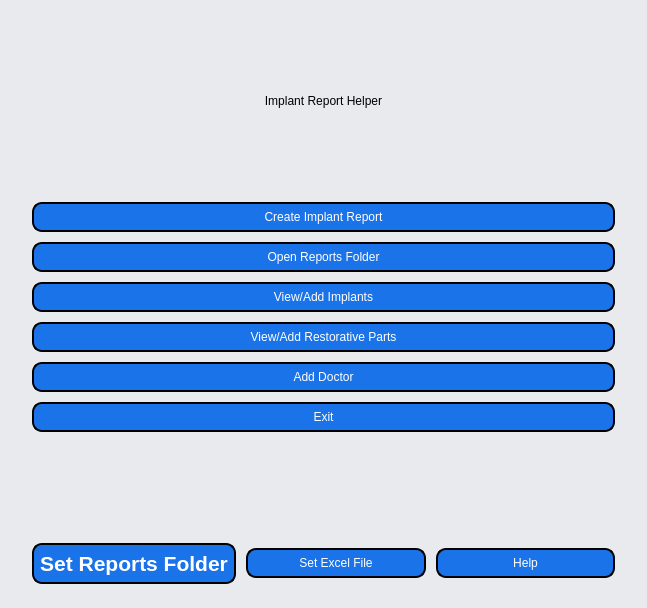
The window that application/ui/home.ui (MichaelUtt/ImplantProject) describes before a commit, drawn with Qt 5.
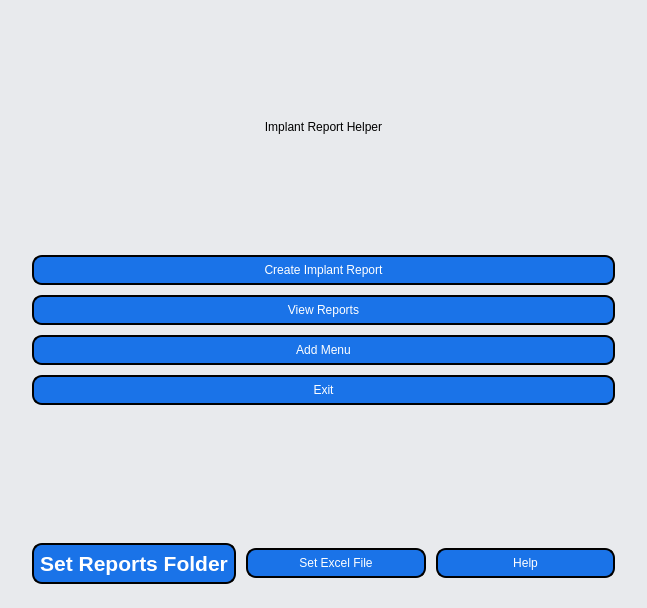
The same window after the commit.

Patch:
```diff
--- a/application/ui/home.ui
+++ b/application/ui/home.ui
@@ -38,7 +38,7 @@
    <enum>QTabWidget::Rounded</enum>
   </property>
   <widget class="QWidget" name="centralwidget">
-   <layout class="QVBoxLayout" name="verticalLayout" stretch="2,0,0,0,0,0,0,1,0">
+   <layout class="QVBoxLayout" name="verticalLayout" stretch="2,0,0,0,0,1,0">
     <property name="spacing">
      <number>10</number>
     </property>
@@ -273,7 +273,7 @@
          </sizepolicy>
         </property>
         <property name="text">
-         <string>Open Reports Folder</string>
+         <string>View Reports</string>
         </property>
        </widget>
       </item>
@@ -282,7 +282,7 @@
     <item>
      <widget class="QPushButton" name="createImplant">
       <property name="text">
-       <string>View/Add Implants</string>
+       <string>Add Menu</string>
       </property>
       <property name="checkable">
        <bool>false</bool>
@@ -301,32 +301,6 @@
       </property>
      </widget>
     </item>
-    <item>
-     <widget class="QPushButton" name="createRestorativePart">
-      <property name="text">
-       <string>View/Add Restorative Parts</string>
-      </property>
-      <property name="checkable">
-       <bool>false</bool>
-      </property>
-      <property name="checked">
-       <bool>false</bool>
-      </property>
-     </widget>
-    </item>
-    <item>
-     <widget class="QPushButton" name="createDoctor">
-      <property name="text">
-       <string>Add Doctor</string>
-      </property>
-      <property name="checkable">
-       <bool>false</bool>
-      </property>
-      <property name="checked">
-       <bool>false</bool>
-      </property>
-     </widget>
-    </item>
     <item>
      <widget class="QPushButton" name="closeButton">
       <property name="sizePolicy">
```
Left out of the diff: 4 changed lines with no effect on the pictures.
